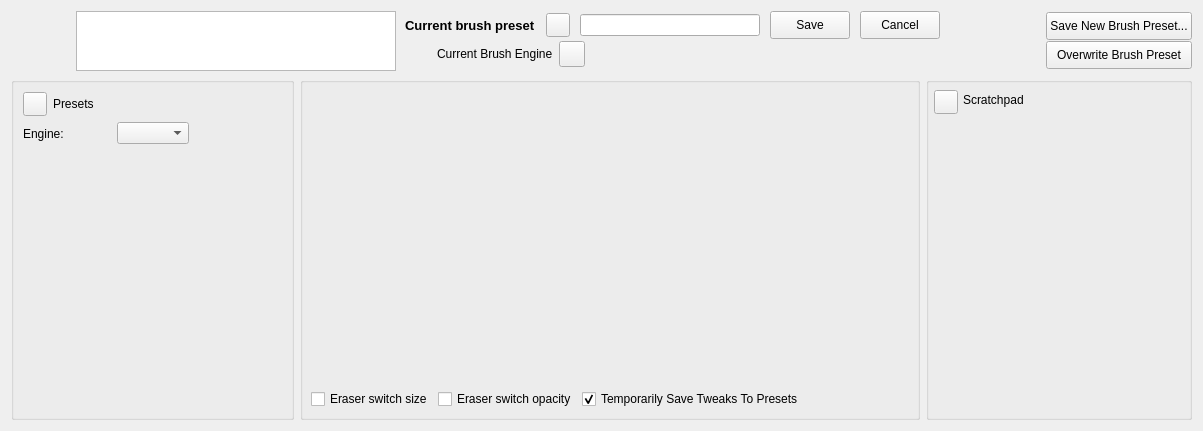
Old version of the form libs/ui/forms/wdgpaintopsettings.ui in the repository KDE/krita.
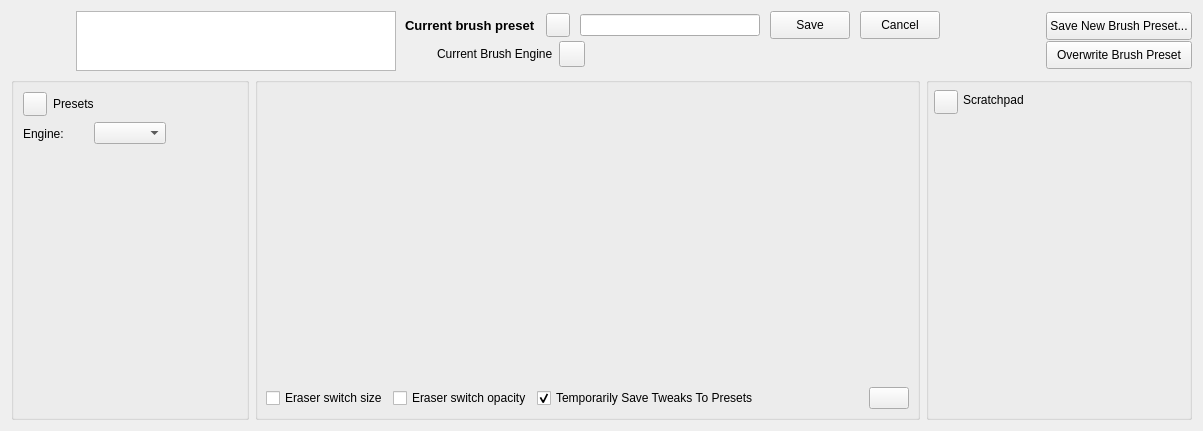
New version of the form. Custom widgets are drawn as their Qt base class.

```diff
--- a/libs/ui/forms/wdgpaintopsettings.ui
+++ b/libs/ui/forms/wdgpaintopsettings.ui
@@ -624,7 +624,7 @@
        </widget>
       </item>
       <item>
-       <layout class="QHBoxLayout" name="horizontalLayout_3" stretch="0,0,0,0,0">
+       <layout class="QHBoxLayout" name="horizontalLayout_3" stretch="0,0,0,0,0,0">
         <property name="spacing">
          <number>5</number>
         </property>
@@ -717,6 +717,13 @@
           </property>
          </widget>
         </item>
+        <item>
+         <widget class="QPushButton" name="viewOptionButton">
+          <property name="text">
+           <string/>
+          </property>
+         </widget>
+        </item>
        </layout>
       </item>
       <item>
```
